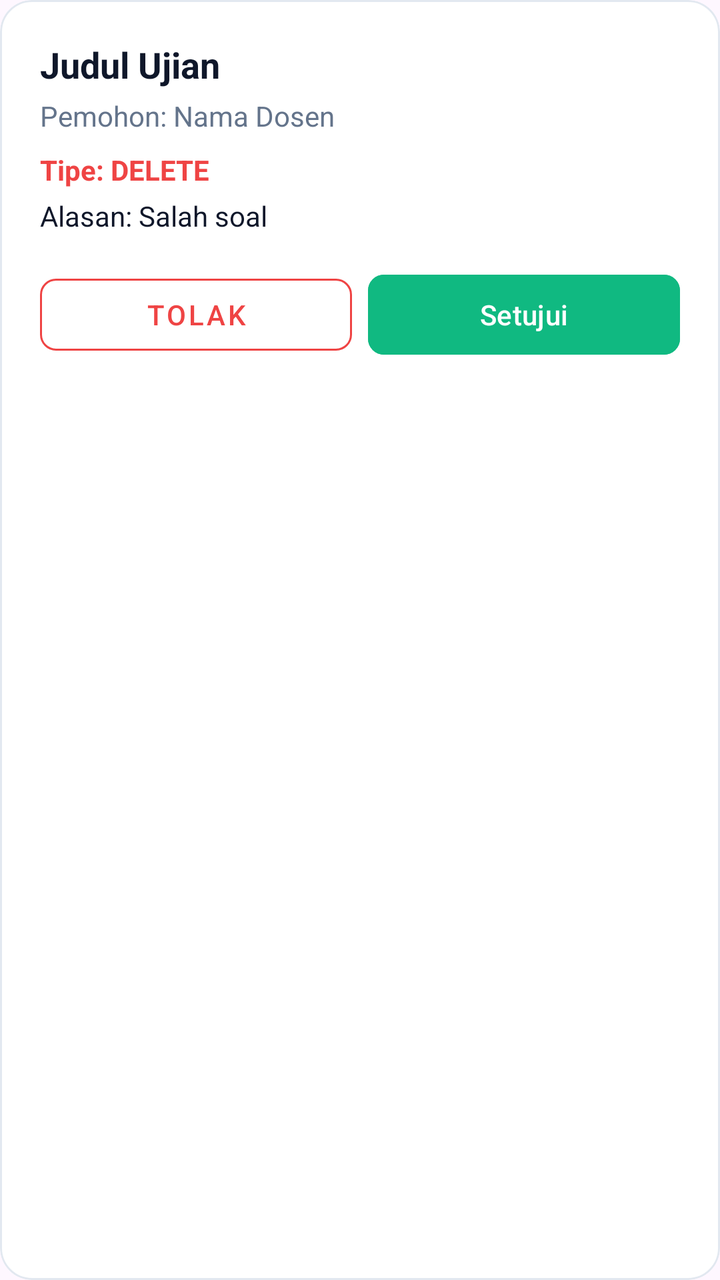
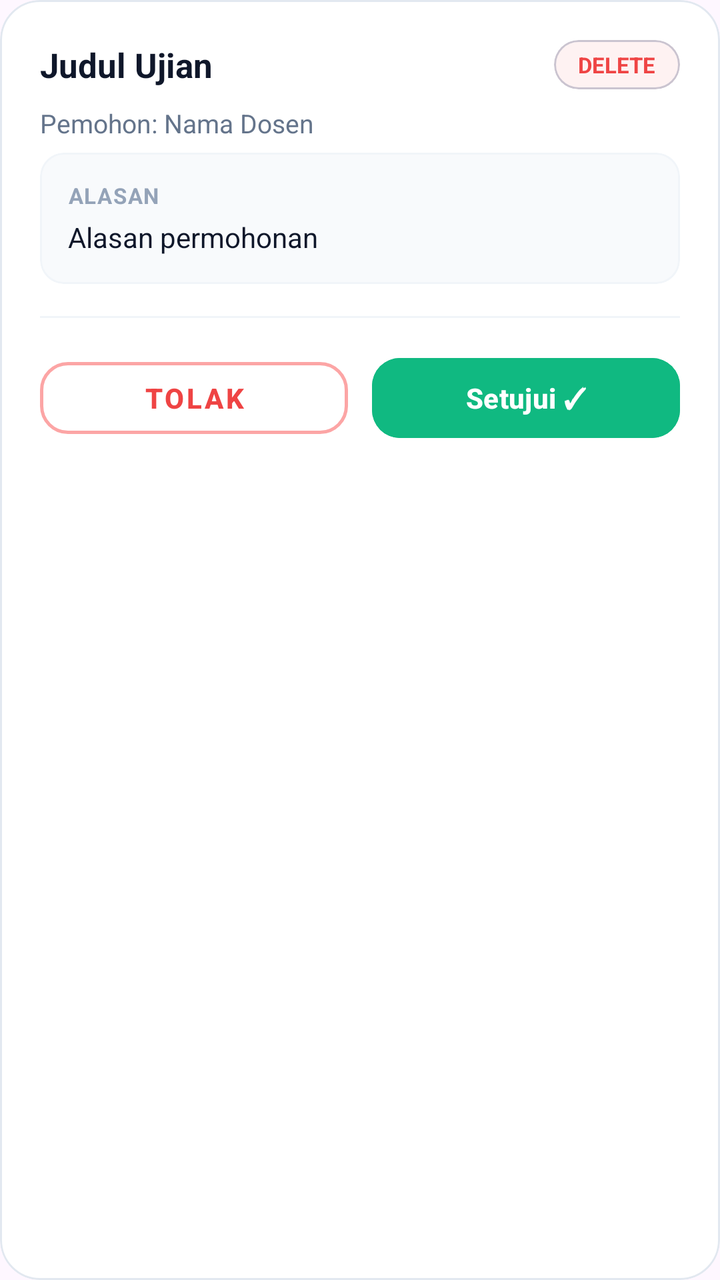

The first picture is an Android layout as it rendered before a commit; the second is the same layout after the commit. The layout source and the unified diff follow.
<!-- AndroidManifest.xml: application theme Theme.IFUnjaniExam -->
<!-- res/layout/item_approval_request.xml -->
<?xml version="1.0" encoding="utf-8"?>
<com.google.android.material.card.MaterialCardView xmlns:android="http://schemas.android.com/apk/res/android"
    xmlns:app="http://schemas.android.com/apk/res-auto"
    android:layout_width="match_parent"
    android:layout_height="wrap_content"
    android:layout_marginHorizontal="16dp"
    android:layout_marginVertical="8dp"
    app:cardBackgroundColor="#FFFFFF"
    app:cardCornerRadius="16dp"
    app:cardElevation="0dp"
    app:strokeColor="#E2E8F0"
    app:strokeWidth="1dp">

    <LinearLayout
        android:layout_width="match_parent"
        android:layout_height="wrap_content"
        android:orientation="vertical"
        android:padding="20dp">

        <TextView
            android:id="@+id/tvExamTitle"
            android:layout_width="wrap_content"
            android:layout_height="wrap_content"
            android:text="Judul Ujian"
            android:textSize="18sp"
            android:textStyle="bold"
            android:textColor="#0F172A" />

        <TextView
            android:id="@+id/tvDosenName"
            android:layout_width="wrap_content"
            android:layout_height="wrap_content"
            android:text="Pemohon: Nama Dosen"
            android:textSize="14sp"
            android:textColor="#64748B"
            android:layout_marginTop="4dp" />

        <TextView
            android:id="@+id/tvRequestType"
            android:layout_width="wrap_content"
            android:layout_height="wrap_content"
            android:text="Tipe: DELETE"
            android:textSize="14sp"
            android:textColor="#EF4444"
            android:textStyle="bold"
            android:layout_marginTop="8dp" />

        <TextView
            android:id="@+id/tvReason"
            android:layout_width="wrap_content"
            android:layout_height="wrap_content"
            android:text="Alasan: Salah soal"
            android:textSize="14sp"
            android:textColor="#0F172A"
            android:layout_marginTop="4dp" />

        <LinearLayout
            android:layout_width="match_parent"
            android:layout_height="wrap_content"
            android:orientation="horizontal"
            android:layout_marginTop="16dp"
            android:weightSum="2">

            <com.google.android.material.button.MaterialButton
                android:id="@+id/btnReject"
                android:layout_width="0dp"
                android:layout_height="wrap_content"
                android:layout_weight="1"
                android:text="Tolak"
                android:textColor="#EF4444"
                android:layout_marginEnd="4dp"
                app:strokeColor="#EF4444"
                app:strokeWidth="1dp"
                style="@style/Widget.MaterialComponents.Button.OutlinedButton"
                app:cornerRadius="8dp" />

            <com.google.android.material.button.MaterialButton
                android:id="@+id/btnApprove"
                android:layout_width="0dp"
                android:layout_height="wrap_content"
                android:layout_weight="1"
                android:text="Setujui"
                android:backgroundTint="#10B981"
                app:cornerRadius="8dp"
                android:layout_marginStart="4dp" />
        </LinearLayout>

    </LinearLayout>
</com.google.android.material.card.MaterialCardView>
<!-- resources referenced by this layout -->
<resources>
  <style name="Theme.IFUnjaniExam" parent="Base.Theme.IFUnjaniExam" />
  <style name="Base.Theme.IFUnjaniExam" parent="Theme.Material3.DayNight.NoActionBar">
          
          
      </style>
</resources>

<!-- the commit's change to res/layout/item_approval_request.xml (unified diff, before → after) -->
@@ -6,7 +6,7 @@
     android:layout_marginHorizontal="16dp"
     android:layout_marginVertical="8dp"
     app:cardBackgroundColor="#FFFFFF"
-    app:cardCornerRadius="16dp"
+    app:cardCornerRadius="20dp"
     app:cardElevation="0dp"
     app:strokeColor="#E2E8F0"
     app:strokeWidth="1dp">
@@ -17,72 +17,132 @@
         android:orientation="vertical"
         android:padding="20dp">
 
-        <TextView
-            android:id="@+id/tvExamTitle"
-            android:layout_width="wrap_content"
+        
+        <LinearLayout
+            android:layout_width="match_parent"
             android:layout_height="wrap_content"
-            android:text="Judul Ujian"
-            android:textSize="18sp"
-            android:textStyle="bold"
-            android:textColor="#0F172A" />
+            android:gravity="center_vertical"
+            android:orientation="horizontal"
+            android:layout_marginBottom="8dp">
+
+            <TextView
+                android:id="@+id/tvExamTitle"
+                android:layout_width="0dp"
+                android:layout_height="wrap_content"
+                android:layout_weight="1"
+                android:text="Judul Ujian"
+                android:textSize="17sp"
+                android:textStyle="bold"
+                android:textColor="#0F172A"
+                android:maxLines="2"
+                android:ellipsize="end"
+                android:layout_marginEnd="8dp" />
+
+            
+            <com.google.android.material.card.MaterialCardView
+                android:layout_width="wrap_content"
+                android:layout_height="wrap_content"
+                app:cardCornerRadius="20dp"
+                app:cardElevation="0dp"
+                app:cardBackgroundColor="#FEF2F2">
+
+                <TextView
+                    android:id="@+id/tvRequestType"
+                    android:layout_width="wrap_content"
+                    android:layout_height="wrap_content"
+                    android:paddingHorizontal="12dp"
+                    android:paddingVertical="5dp"
+                    android:text="DELETE"
+                    android:textColor="#EF4444"
+                    android:textSize="11sp"
+                    android:textStyle="bold" />
+            </com.google.android.material.card.MaterialCardView>
+        </LinearLayout>
 
         <TextView
             android:id="@+id/tvDosenName"
             android:layout_width="wrap_content"
             android:layout_height="wrap_content"
             android:text="Pemohon: Nama Dosen"
-            android:textSize="14sp"
+            android:textSize="13sp"
             android:textColor="#64748B"
-            android:layout_marginTop="4dp" />
+            android:layout_marginBottom="6dp" />
 
-        <TextView
-            android:id="@+id/tvRequestType"
-            android:layout_width="wrap_content"
+        
+        <com.google.android.material.card.MaterialCardView
+            android:layout_width="match_parent"
             android:layout_height="wrap_content"
-            android:text="Tipe: DELETE"
-            android:textSize="14sp"
-            android:textColor="#EF4444"
-            android:textStyle="bold"
-            android:layout_marginTop="8dp" />
+            android:layout_marginBottom="16dp"
+            app:cardCornerRadius="12dp"
+            app:cardElevation="0dp"
+            app:cardBackgroundColor="#F8FAFC"
+            app:strokeColor="#F1F5F9"
+            app:strokeWidth="1dp">
 
-        <TextView
-            android:id="@+id/tvReason"
-            android:layout_width="wrap_content"
-            android:layout_height="wrap_content"
-            android:text="Alasan: Salah soal"
-            android:textSize="14sp"
-            android:textColor="#0F172A"
-            android:layout_marginTop="4dp" />
+            <LinearLayout
+                android:layout_width="match_parent"
+                android:layout_height="wrap_content"
+                android:orientation="vertical"
+                android:padding="14dp">
 
+                <TextView
+                    android:layout_width="wrap_content"
+                    android:layout_height="wrap_content"
+                    android:text="ALASAN"
+                    android:textColor="#94A3B8"
+                    android:textSize="11sp"
+                    android:textStyle="bold"
+                    android:letterSpacing="0.05"
+                    android:layout_marginBottom="4dp" />
+
+                <TextView
+                    android:id="@+id/tvReason"
+                    android:layout_width="wrap_content"
+                    android:layout_height="wrap_content"
+                    android:text="Alasan permohonan"
+                    android:textSize="14sp"
+                    android:textColor="#0F172A" />
+            </LinearLayout>
+        </com.google.android.material.card.MaterialCardView>
+
+        
+        <View
+            android:layout_width="match_parent"
+            android:layout_height="1dp"
+            android:background="#F1F5F9"
+            android:layout_marginBottom="16dp" />
+
+        
         <LinearLayout
             android:layout_width="match_parent"
             android:layout_height="wrap_content"
             android:orientation="horizontal"
-            android:layout_marginTop="16dp"
             android:weightSum="2">
 
             <com.google.android.material.button.MaterialButton
                 android:id="@+id/btnReject"
                 android:layout_width="0dp"
-                android:layout_height="wrap_content"
+                android:layout_height="48dp"
                 android:layout_weight="1"
                 android:text="Tolak"
                 android:textColor="#EF4444"
-                android:layout_marginEnd="4dp"
-                app:strokeColor="#EF4444"
-                app:strokeWidth="1dp"
+                android:textStyle="bold"
+                android:layout_marginEnd="6dp"
+                app:strokeColor="#FCA5A5"
+                app:strokeWidth="1.5dp"
                 style="@style/Widget.MaterialComponents.Button.OutlinedButton"
-                app:cornerRadius="8dp" />
+                app:cornerRadius="14dp" />
 
             <com.google.android.material.button.MaterialButton
                 android:id="@+id/btnApprove"
                 android:layout_width="0dp"
-                android:layout_height="wrap_content"
+                android:layout_height="48dp"
                 android:layout_weight="1"
-                android:text="Setujui"
+                android:text="Setujui ✓"
                 android:backgroundTint="#10B981"
-                app:cornerRadius="8dp"
-                android:layout_marginStart="4dp" />
+                android:textStyle="bold"
+                app:cornerRadius="14dp"
+                android:layout_marginStart="6dp" />
         </LinearLayout>
 
     </LinearLayout>
